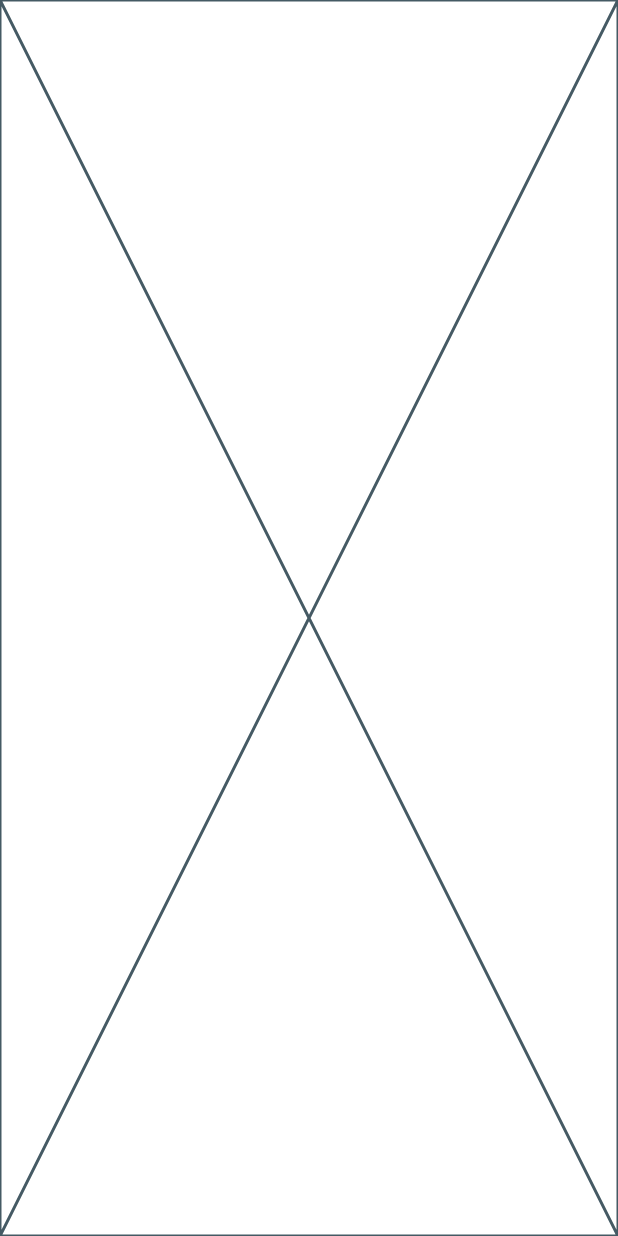
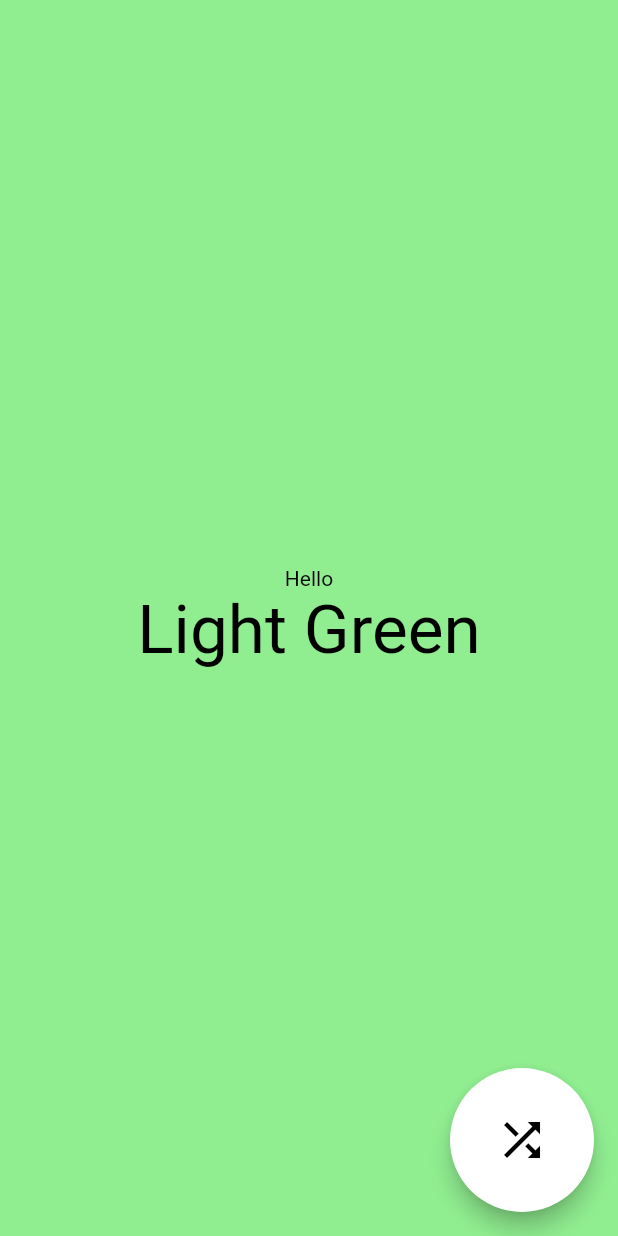
Before and after one commit to tecdrop/hello_world_colors, a Flutter app: the screen it shows after launch, on a phone screen of 412 x 824 dp. Run offline on Flutter 3.47's test engine with Material 2 defaults, Android fonts, the phone set to English and light mode, and no system bars.

Commit message:
Add the Hello World Color greeting and color updating

```diff
--- a/lib/common/app_strings.dart
+++ b/lib/common/app_strings.dart
@@ -6,3 +6,10 @@
 library;
 
 const String appName = 'Hello World Colors';
+
+// -----------------------------------------------------------------------------------------------
+// Home Screen
+// -----------------------------------------------------------------------------------------------
+
+const String homeScreenTitle = 'Hello, World!';
+const String homeFabTooltip = 'Next random color';
--- a/lib/screens/home_screen.dart
+++ b/lib/screens/home_screen.dart
@@ -2,7 +2,12 @@
 // Use of this source code is governed by an MIT-style license that can be
 // found in the LICENSE file.
 
+import 'dart:math';
 import 'package:flutter/material.dart';
+
+import '../common/app_strings.dart' as strings;
+import '../services/random_web_color_generator.dart';
+import '../widgets/hello_world_color.dart';
 
 class HomeScreen extends StatefulWidget {
   const HomeScreen({super.key});
@@ -12,8 +17,46 @@ class HomeScreen extends StatefulWidget {
 }
 
 class _HomeScreenState extends State<HomeScreen> {
+  /// The random number generator used to generate the web colors.
+  static final Random _random = Random();
+
+  /// The current random web color being displayed.
+  late WebColor _randomWebColor;
+
+  /// Generates a random web color when the state is initialized.
+  @override
+  void initState() {
+    super.initState();
+    _shuffleColor(changeState: false);
+  }
+
+  /// Shuffles the web color being displayed, and optionally updates the state of the widget.
+  void _shuffleColor({bool changeState = true}) {
+    if (changeState) {
+      setState(() => _randomWebColor = _random.nextWebColor());
+    } else {
+      _randomWebColor = _random.nextWebColor();
+    }
+  }
+
   @override
   Widget build(BuildContext context) {
-    return const Placeholder();
+    return Scaffold(
+      // appBar: HomeAppBar(
+      //   onAction: _onAppBarAction,
+      // ),
+
+      // The body of the screen is the Hello World Color widget
+      body: HelloWorldColor(
+        webColor: _randomWebColor,
+      ),
+
+      // The floating action button is used to shuffle the color being displayed
+      floatingActionButton: FloatingActionButton.large(
+        tooltip: strings.homeFabTooltip,
+        onPressed: () => _shuffleColor(),
+        child: const Icon(Icons.shuffle),
+      ),
+    );
   }
 }
--- a/lib/services/random_web_color_generator.dart
+++ b/lib/services/random_web_color_generator.dart
@@ -15,7 +15,7 @@ import 'dart:ui';
 /// Uses the new Dart Record syntax.
 typedef WebColor = ({String name, Color color});
 
-extension on Random {
+extension RandomWebColor on Random {
   /// An extension method on [Random] that generates a random web color.
   WebColor nextWebColor() {
     final int randomIndex = nextInt(_webColors.length);
--- /dev/null
+++ b/lib/utils/utils.dart
@@ -0,0 +1,15 @@
+// Copyright 2020-2023 Tecdrop (www.tecdrop.com)
+// Use of this source code is governed by an MIT-style license that can be
+// found in the LICENSE file.
+
+import 'package:flutter/material.dart';
+
+/// Returns the black or white contrast color of the given [Color].
+Color contrastColor(Color color) {
+  switch (ThemeData.estimateBrightnessForColor(color)) {
+    case Brightness.light:
+      return Colors.black;
+    case Brightness.dark:
+      return Colors.white;
+  }
+}
--- /dev/null
+++ b/lib/widgets/hello_world_color.dart
@@ -0,0 +1,55 @@
+// Copyright 2020-2023 Tecdrop (www.tecdrop.com)
+// Use of this source code is governed by an MIT-style license that can be
+// found in the LICENSE file.
+
+import 'package:flutter/material.dart';
+
+import '../services/random_web_color_generator.dart';
+import '../utils/utils.dart' as utils;
+
+/// The Hello World Color greeting widget.
+///
+/// The widget is filled with the specified web color, and displays the color name in the center. It
+/// also animates color changes.
+class HelloWorldColor extends StatelessWidget {
+  const HelloWorldColor({
+    Key? key,
+    required this.webColor,
+    this.greeting = 'Hello',
+  }) : super(key: key);
+
+  /// The web color being displayed.
+  final WebColor webColor;
+
+  /// The greeting to display before the color name.
+  final String greeting;
+
+  @override
+  Widget build(BuildContext context) {
+    final Color contrastColor = utils.contrastColor(webColor.color);
+
+    return AnimatedContainer(
+      duration: const Duration(seconds: 1),
+      color: webColor.color,
+      width: double.infinity,
+      height: double.infinity,
+      alignment: Alignment.center,
+      padding: const EdgeInsets.all(32.0),
+      child: RichText(
+        textAlign: TextAlign.center,
+        text: TextSpan(
+          text: '$greeting\n',
+          style: DefaultTextStyle.of(context).style.copyWith(color: contrastColor),
+          children: <TextSpan>[
+            TextSpan(
+              text: webColor.name,
+              style: Theme.of(context).textTheme.displaySmall!.copyWith(
+                    color: contrastColor,
+                  ),
+            ),
+          ],
+        ),
+      ),
+    );
+  }
+}
```
Also changed, not shown: 1 other file.
